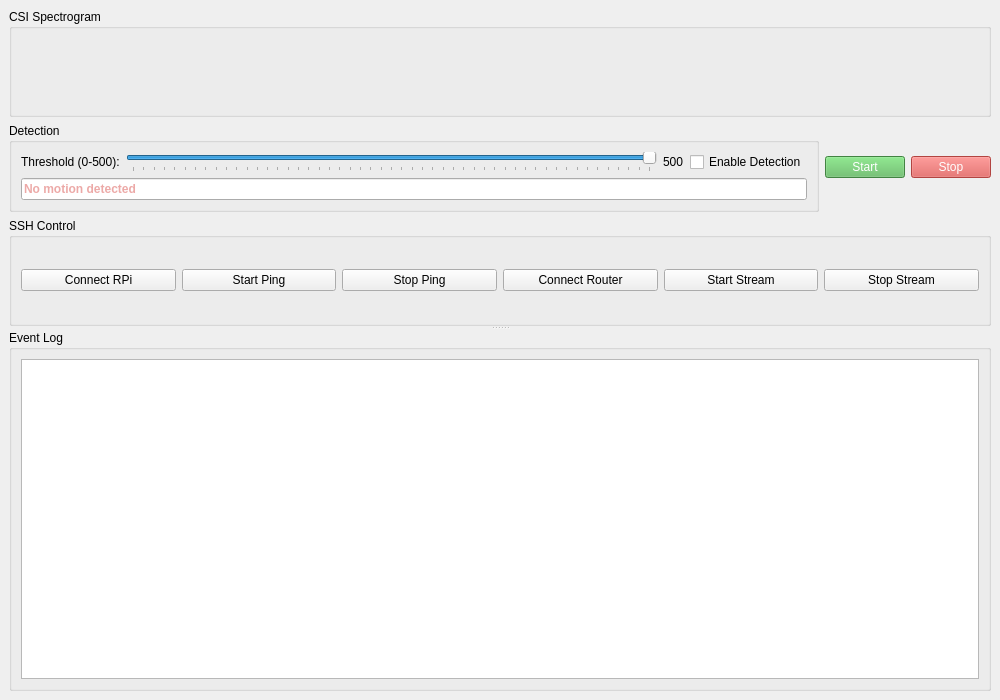
Douangmanivong/CSI_app, file gui/main_window.ui: the form before one commit.
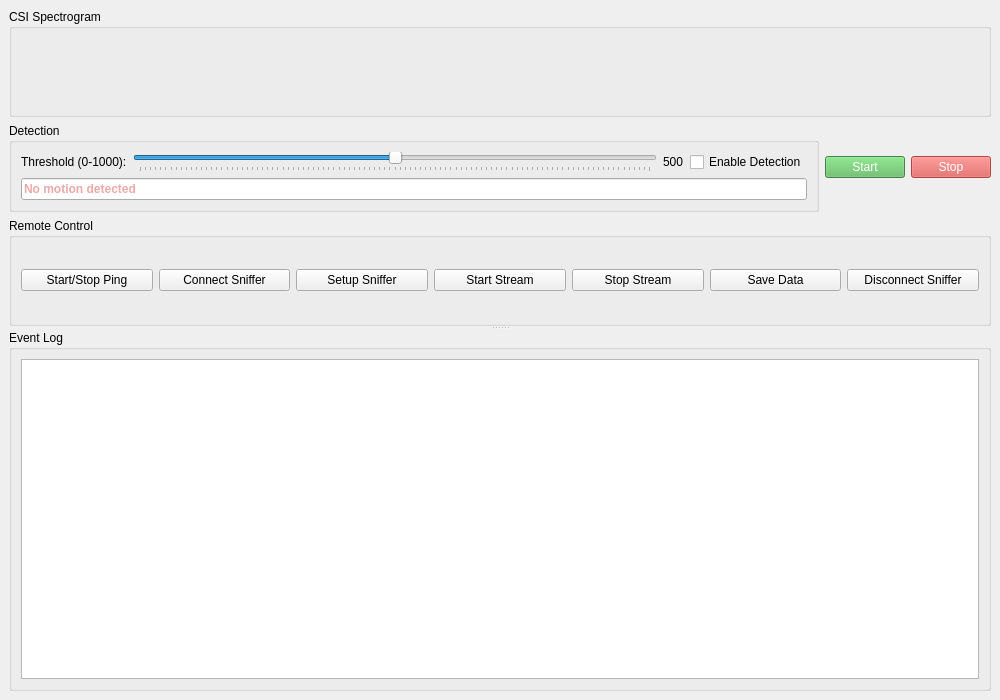
The form after the commit.

Patch:
```diff
--- a/gui/main_window.ui
+++ b/gui/main_window.ui
@@ -44,7 +44,7 @@
              <item row="0" column="0">
               <widget class="QLabel" name="thresholdLabel">
                <property name="text">
-                <string>Threshold (0-500):</string>
+                <string>Threshold (0-1000):</string>
                </property>
               </widget>
              </item>
@@ -54,7 +54,7 @@
                 <number>0</number>
                </property>
                <property name="maximum">
-                <number>500</number>
+                <number>1000</number>
                </property>
                <property name="value">
                 <number>500</number>
@@ -147,39 +147,32 @@
         <item>
          <widget class="QGroupBox" name="sshControlGroupBox">
           <property name="title">
-           <string>SSH Control</string>
+           <string>Remote Control</string>
           </property>
           <layout class="QHBoxLayout" name="sshButtonLayout">
            <item>
             <widget class="QPushButton" name="rpiConnectButton">
              <property name="text">
-              <string>Connect RPi</string>
+              <string>Start/Stop Ping</string>
              </property>
             </widget>
            </item>
            <item>
             <widget class="QPushButton" name="rpiStartPingButton">
              <property name="text">
-              <string>Start Ping</string>
+              <string>Connect Sniffer</string>
              </property>
             </widget>
            </item>
            <item>
             <widget class="QPushButton" name="rpiStopPingButton">
              <property name="text">
-              <string>Stop Ping</string>
+              <string>Setup Sniffer</string>
              </property>
             </widget>
            </item>
            <item>
-            <widget class="QPushButton" name="routerConnectButton">
-             <property name="text">
-              <string>Connect Router</string>
-             </property>
-            </widget>
-           </item>
-           <item>
-            <widget class="QPushButton" name="routerStartStreamButton">
+            <widget class="QPushButton" name="startStreamButton">
              <property name="text">
               <string>Start Stream</string>
              </property>
@@ -192,6 +185,20 @@
              </property>
             </widget>
            </item>
+           <item>
+            <widget class="QPushButton" name="saveDataButton">
+             <property name="text">
+              <string>Save Data</string>
+             </property>
+            </widget>
+           </item>
+           <item>
+            <widget class="QPushButton" name="disconnectSnifferButton">
+             <property name="text">
+              <string>Disconnect Sniffer</string>
+             </property>
+            </widget>
+           </item>
           </layout>
          </widget>
         </item>
```
Left out of the diff: 8 changed lines with no effect on the pictures.
